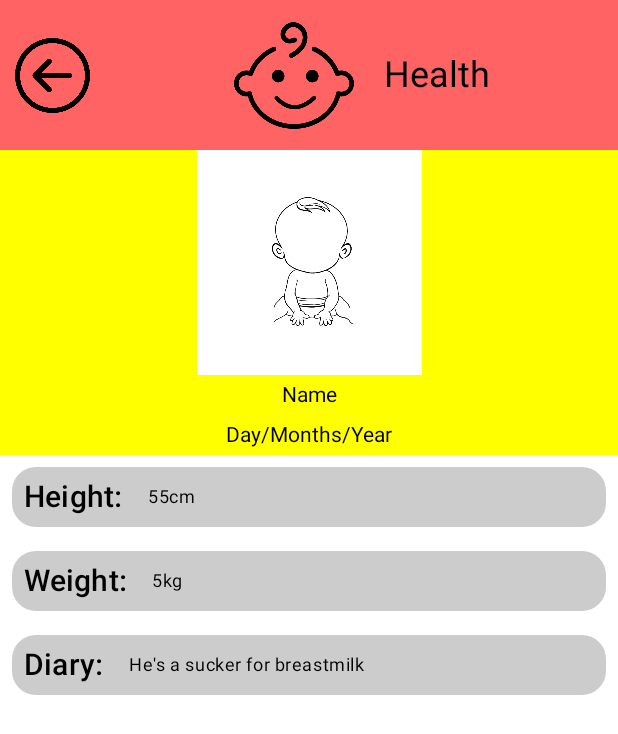
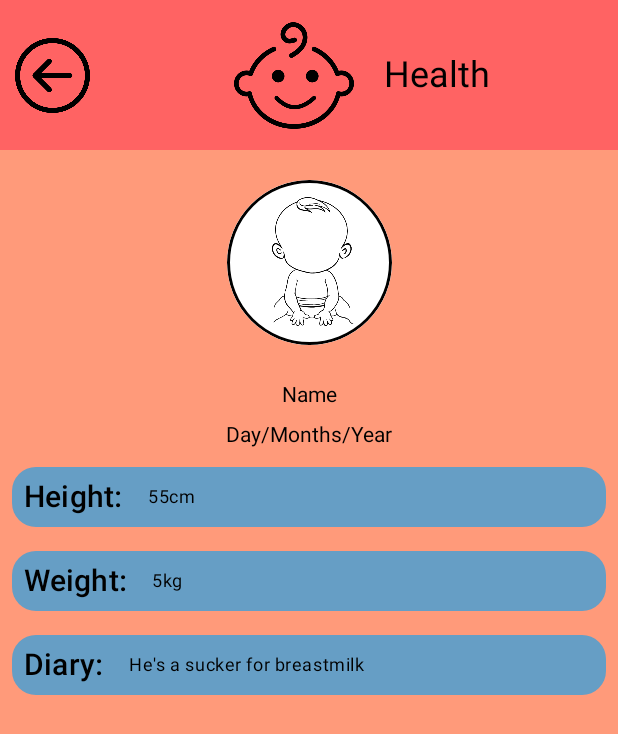
Before and after one commit to s195481/SundMadINepal, an Android app built with Jetpack Compose: the screen it shows after launch (MainActivity), after a tap on "Health", on a phone screen of 412 x 824 dp. Shown: the top 734 px of the screen. Run offline under Robolectric (Android 15) with nearby library versions, the phone set to English and light mode, and no system bars.

Commit message:
Push for bubbi

```diff
--- a/app/src/main/java/com/example/sundmadinepal/MainActivity.kt
+++ b/app/src/main/java/com/example/sundmadinepal/MainActivity.kt
@@ -5,6 +5,7 @@ import androidx.activity.ComponentActivity
 import androidx.activity.compose.setContent
 import androidx.compose.foundation.*
 import androidx.compose.foundation.layout.*
+import androidx.compose.foundation.shape.CircleShape
 import androidx.compose.foundation.shape.CornerSize
 import androidx.compose.foundation.shape.RoundedCornerShape
 import androidx.compose.material.Icon
@@ -64,32 +65,18 @@ class MainActivity : ComponentActivity() {
 fun DefaultPreview() {
     SundMadINepalTheme {
         val navController = rememberNavController()
-        //MainComposable(navController)
-        //RecipesComposable(navController)
-
-        //GoldenDaysComposable(navController)
-        //GoldenDaysMaternityComposable(navController)
-        //GoldenDaysFirstPeriodComposable(navController)
-        //GoldenDaysSecondPeriodComposable(navController)
-        //GoldenDaysThirdPeriodComposable(navController)
-        //GoldenDaysFourthPeriodComposable(navController)
-
-        //ComicsComposable(navController)
-        //HealthComposable(navController)
-        //HealthPostComposable(navController)
-
+        MainComposable(navController)
     }
 }
 
 @Composable
 fun MainComposable(navController: NavController) {
     val navIconSize: Int = 150
-    val navPadding: Int = navIconSize / 10
+    val navPadding: Int = navIconSize / 7
     val titleSize: Int = 100
     Column(
         modifier = Modifier
-            .fillMaxSize()
-            .background(colorResource(id = R.color.Home_Menu_Background)),
+            .fillMaxSize(),
         horizontalAlignment = Alignment.CenterHorizontally,
     ) {
         TopBarGenerator(
@@ -98,7 +85,7 @@ fun MainComposable(navController: NavController) {
             title = stringResource(id = R.string.home_string),
             titleSize = titleSize,
             backButtonBool = false,
-            color = R.color.Figma_Home_top
+            color = R.color.Home_Col
         )
         Row() {
             NavFromHomeGenerator(
@@ -173,6 +160,7 @@ fun NavFromHomeGenerator(
     color: Int,
     padding: Int
 ) {
+    val modifiedIconSize: Double = (iconSize*0.8)
     Row(
         horizontalArrangement = Arrangement.Center,
         verticalAlignment = Alignment.CenterVertically,
@@ -180,6 +168,7 @@ fun NavFromHomeGenerator(
             .padding(padding.dp)
             .clip(RoundedCornerShape(corner = CornerSize(16.dp)))
             .background(colorResource(id = color))
+            .border(5.dp, colorResource(id = R.color.Border_Col))
     ) {
         IconButton(modifier = Modifier.then(Modifier.size(iconSize.dp)),
             onClick = {
@@ -188,7 +177,8 @@ fun NavFromHomeGenerator(
             Icon(
                 painter = painterResource(id = imageSrc),
                 contentDescription = stringResource(title),
-                modifier = Modifier.size(iconSize.dp)
+                modifier = Modifier.size(modifiedIconSize.dp)
+                    .clip(RoundedCornerShape(corner = CornerSize(16.dp)))
             )
         }
     }
--- a/app/src/main/java/com/example/sundmadinepal/ui/comics/ComicsComposeUIFragment.kt
+++ b/app/src/main/java/com/example/sundmadinepal/ui/comics/ComicsComposeUIFragment.kt
@@ -18,6 +18,7 @@ import androidx.compose.ui.Alignment
 import androidx.compose.ui.Modifier
 import androidx.compose.ui.draw.clip
 import androidx.compose.ui.graphics.Color
+import androidx.compose.ui.res.colorResource
 import androidx.compose.ui.res.painterResource
 import androidx.compose.ui.res.stringResource
 import androidx.compose.ui.tooling.preview.Preview
@@ -52,7 +53,8 @@ fun DefaultPreview() {
 fun ComicsComposable(navController: NavController) {
     val comics = remember { ComicsViewModel.DataProvider.comicsList }
     Column(
-        modifier = Modifier.fillMaxWidth()
+        modifier = Modifier.fillMaxSize()
+            .background(colorResource(R.color.Home_Col)),
     ) {
         TopBarGenerator(
             navController = navController,
@@ -89,7 +91,7 @@ fun ComicListItem(comic: Comics) {
             verticalAlignment = Alignment.CenterVertically,
             modifier = Modifier
                 .fillMaxWidth()
-                .background(Color.LightGray)
+                .background(colorResource(R.color.Bar_Col))
         ) {
             Icon(
                 painter = painterResource(id = R.drawable.settings),
--- a/app/src/main/java/com/example/sundmadinepal/ui/health/HealthComposeUIFragment.kt
+++ b/app/src/main/java/com/example/sundmadinepal/ui/health/HealthComposeUIFragment.kt
@@ -4,7 +4,9 @@ import android.os.Bundle
 import androidx.activity.ComponentActivity
 import androidx.activity.compose.setContent
 import androidx.compose.foundation.background
+import androidx.compose.foundation.border
 import androidx.compose.foundation.layout.*
+import androidx.compose.foundation.shape.CircleShape
 import androidx.compose.foundation.shape.CornerSize
 import androidx.compose.foundation.shape.RoundedCornerShape
 import androidx.compose.material.Icon
@@ -16,6 +18,8 @@ import androidx.compose.ui.Alignment
 import androidx.compose.ui.Modifier
 import androidx.compose.ui.draw.clip
 import androidx.compose.ui.graphics.Color
+import androidx.compose.ui.graphics.Shape
+import androidx.compose.ui.res.colorResource
 import androidx.compose.ui.res.painterResource
 import androidx.compose.ui.res.stringResource
 import androidx.compose.ui.tooling.preview.Preview
@@ -48,7 +52,9 @@ fun DefaultPreview() {
 @Composable
 fun HealthComposable(navController: NavController) {
     Column(
-        modifier = Modifier.fillMaxSize()
+        modifier = Modifier
+            .fillMaxSize()
+            .background(colorResource(R.color.Home_Col)),
     ) {
         TopBarGenerator(
             navController = navController,
@@ -60,24 +66,20 @@ fun HealthComposable(navController: NavController) {
         )
         Column(
             modifier = Modifier
-                .background(Color.Yellow)
-                .fillMaxWidth()
-                .clip(RoundedCornerShape(corner = CornerSize(40.dp))),
+                .fillMaxWidth(),
             horizontalAlignment = Alignment.CenterHorizontally
         ) {
             Row(
                 modifier = Modifier
                     .size(150.dp)
-                    .background(Color.White)
-                    .clip(RoundedCornerShape(corner = CornerSize(40.dp)))
                     .padding(20.dp),
             ) {
                 IconButton(
                     modifier = Modifier
                         .then(Modifier.size(150.dp))
-                        .clip(
-                            RoundedCornerShape(corner = CornerSize(40.dp))
-                        ),
+                        .clip(CircleShape)
+                        .border(1.5.dp, colorResource(id = R.color.Border_Col), CircleShape)
+                        .background(Color.White),
                     onClick = {
                         //TODO Add ability to change picture
                         //Toast.makeText(LocalContext.current,"Picture changing not implemented",Toast.LENGTH_LONG).show()
@@ -87,7 +89,6 @@ fun HealthComposable(navController: NavController) {
                         contentDescription = stringResource(R.string.child_string),
                         modifier = Modifier
                             .size(150.dp)
-                            .background(Color.White),
                     )
                 }
             }
@@ -134,7 +135,7 @@ fun InfoBarGenerator(infoType: String, infoFill: String) {
             verticalAlignment = Alignment.CenterVertically,
             modifier = Modifier
                 .fillMaxWidth()
-                .background(Color.LightGray)
+                .background(colorResource(id = R.color.Bar_Col))
         ) {
             Text(
                 text = infoType,
--- a/app/src/main/res/values/colors.xml
+++ b/app/src/main/res/values/colors.xml
@@ -20,4 +20,9 @@
     <color name="Healthpost_Icon">#A9DBF6</color>
     <color name="Health_Icon">#FF6363</color>
 
+    <color name="Home_Col">#FF9A7A</color>
+    <color name="But_Col">#DE8B57</color>
+    <color name="Bar_Col">#669EC5</color>
+    <color name="Border_Col">#FF000000</color>
+
 </resources>
```
Also changed, not shown: app/src/main/java/com/example/sundmadinepal/ui/goldenDays/GoldenDaysComposeUIFragment.kt (+11 -2 lines), app/src/main/java/com/example/sundmadinepal/ui/recipe/RecipeComposeUIFragment.kt (+6 -6 lines).
